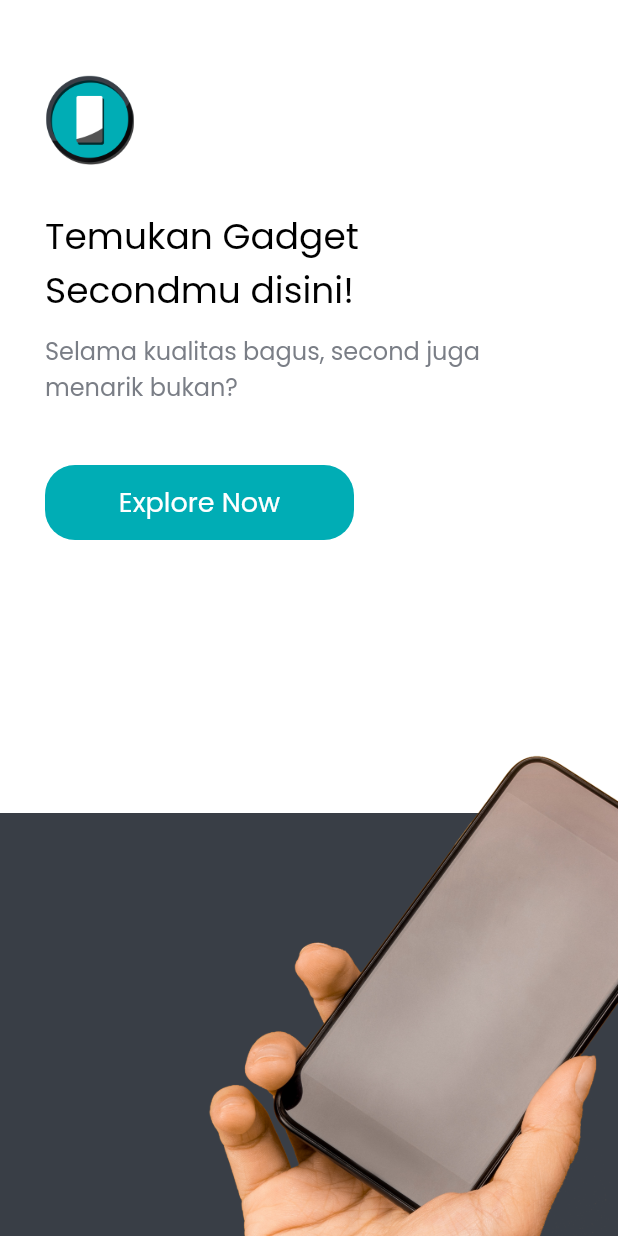
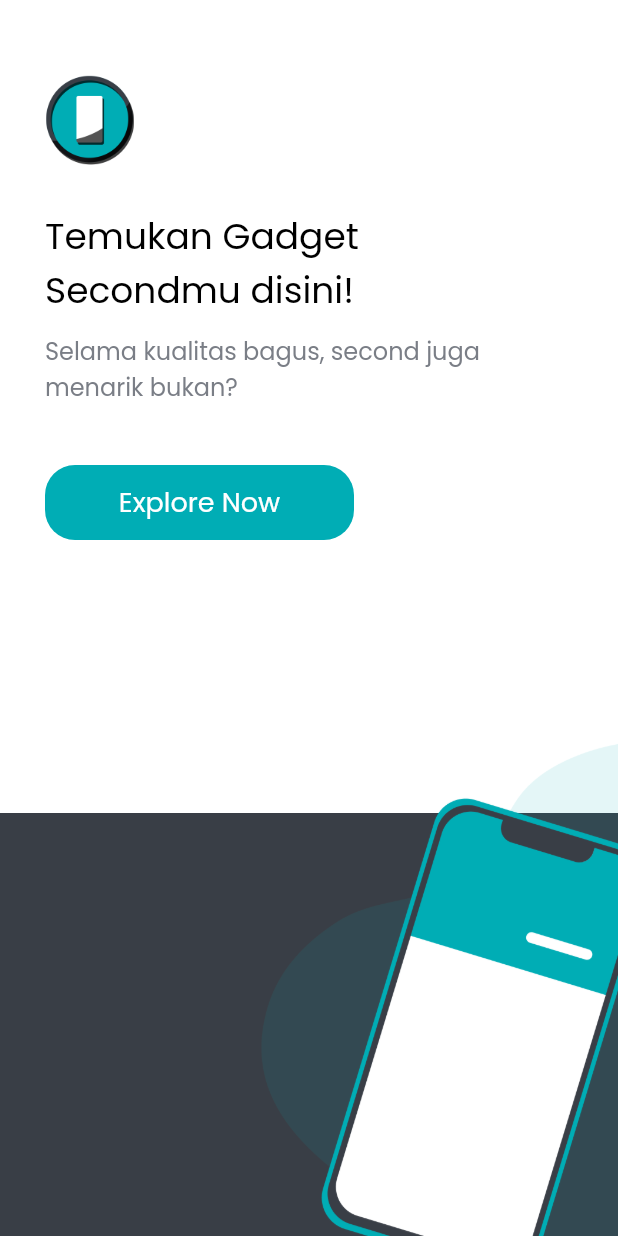
Before and after one commit to MahmudiZukri/taboosi, a Flutter app: the screen it shows after launch, on a phone screen of 412 x 824 dp. Run offline on Flutter 3.47's test engine with Material 2 defaults, Android fonts, the light colour scheme and no system bars; our stand-ins replace carousel_slider, cloud_firestore, firebase_core, firebase_storage, shimmer; missing offline and left inert: flutter_absolute_path, multi_image_picker; accounts and stored records are empty.

Commit message:
mengubah splash, mengubah warna primary

```diff
--- a/lib/main.dart
+++ b/lib/main.dart
@@ -1,5 +1,6 @@
 import 'package:firebase_core/firebase_core.dart';
 import 'package:flutter/material.dart';
+import 'package:taboosi/shared/shared.dart';
 import 'package:taboosi/ui/pages/pages.dart';
 
 void main() async {
@@ -13,6 +14,7 @@ class MyApp extends StatelessWidget {
   Widget build(BuildContext context) {
     return MaterialApp(
       debugShowCheckedModeBanner: false,
+      theme: ThemeData(primaryColor: turquoiseColor),
       home: SplashPage(),
     );
   }
--- a/lib/ui/pages/add_gadget_page.dart
+++ b/lib/ui/pages/add_gadget_page.dart
@@ -20,7 +20,7 @@ class _AddPageState extends State<AddPage> {
   final TextEditingController descController = TextEditingController();
   final TextEditingController sellerController = TextEditingController();
 
-  List<File> _imagesFile = [];
+  // List<File> _imagesFile = [];
   List<String> imagesURL = [];
   bool isUploading = false;
   bool readyToUpload = false;
--- a/lib/ui/pages/pages.dart
+++ b/lib/ui/pages/pages.dart
@@ -1,4 +1,3 @@
-import 'dart:convert';
 import 'dart:io';
 
 import 'package:flutter/services.dart';
--- a/lib/ui/pages/splash_page.dart
+++ b/lib/ui/pages/splash_page.dart
@@ -20,7 +20,7 @@ class SplashPage extends StatelessWidget {
                 child: Image.asset(
                   //Foto oleh Sound On dari Pexels
                   'assets/splash.png',
-                  height: MediaQuery.of(context).size.height / 2,
+                  height: MediaQuery.of(context).size.height / 2 + 30,
                   fit: BoxFit.cover,
                 )),
             Container(
```
Also changed, not shown: assets/splash.png.
